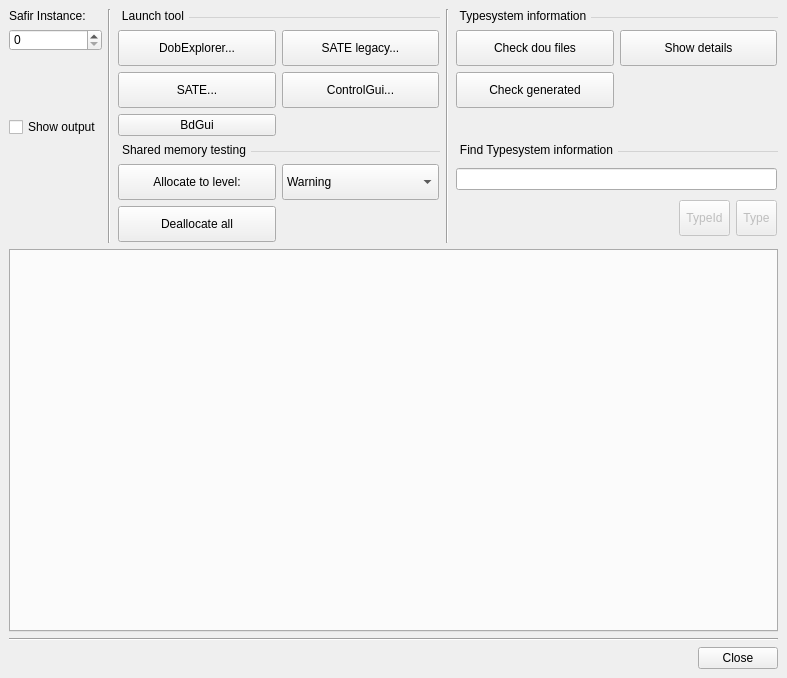
Before: the Qt Designer form src/util/tool_launcher/src/MainWindow.ui in SafirSDK/safir-sdk-core, drawn with Qt 5.
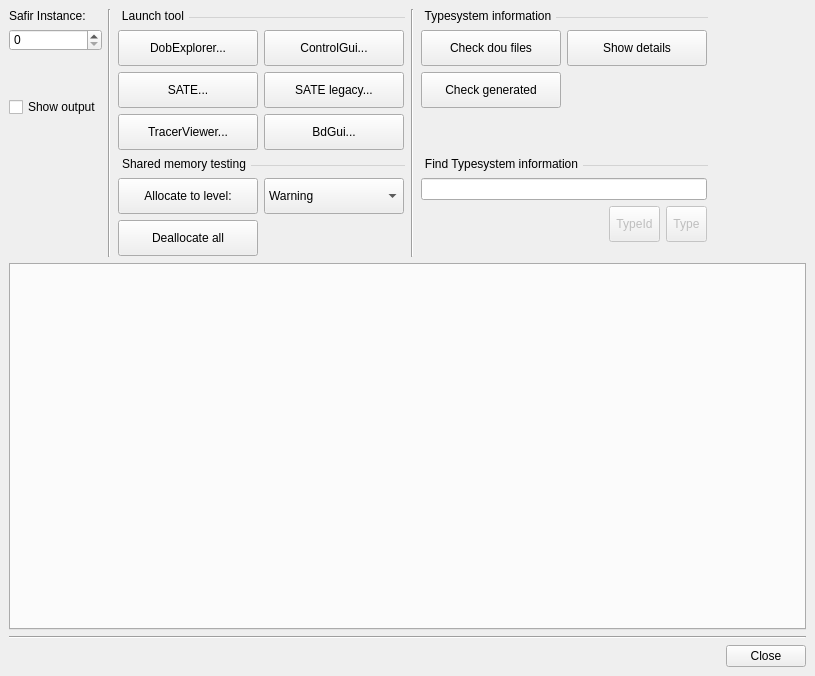
After: the same form once the commit is applied. Icons and pictures are not drawn.

Commit message: Update tool launcher with new tracer viewer app

What changed in the file:
```diff
--- a/src/util/tool_launcher/src/MainWindow.ui
+++ b/src/util/tool_launcher/src/MainWindow.ui
@@ -6,8 +6,8 @@
    <rect>
     <x>0</x>
     <y>0</y>
-    <width>787</width>
-    <height>678</height>
+    <width>815</width>
+    <height>676</height>
    </rect>
   </property>
   <property name="windowTitle">
@@ -29,9 +29,70 @@
 }</string>
   </property>
   <widget class="QWidget" name="centralwidget">
-   <layout class="QVBoxLayout" name="verticalLayout_3" stretch="1,100,0,0,0">
+   <layout class="QVBoxLayout" name="verticalLayout_3" stretch="0,1,0,0,0">
     <item>
-     <layout class="QGridLayout" name="gridLayout_5" rowstretch="1,1" columnstretch="0,0,1,0,1">
+     <layout class="QGridLayout" name="gridLayout_5" rowstretch="1,0" columnstretch="0,0,0,0,0,0">
+      <item row="0" column="0">
+       <layout class="QVBoxLayout" name="verticalLayout" stretch="0,0,0,0,100">
+        <item>
+         <widget class="QLabel" name="label">
+          <property name="toolTip">
+           <string>Launch the tool using the specified value for SAFIR_INSTANCE</string>
+          </property>
+          <property name="text">
+           <string>Safir Instance:</string>
+          </property>
+         </widget>
+        </item>
+        <item>
+         <widget class="QSpinBox" name="safirInstanceSpin">
+          <property name="maximum">
+           <number>999999999</number>
+          </property>
+         </widget>
+        </item>
+        <item>
+         <spacer name="verticalSpacer_2">
+          <property name="orientation">
+           <enum>Qt::Orientation::Vertical</enum>
+          </property>
+          <property name="sizeHint" stdset="0">
+           <size>
+            <width>20</width>
+            <height>40</height>
+           </size>
+          </property>
+         </spacer>
+        </item>
+        <item>
+         <widget class="QCheckBox" name="showOutputButton">
+          <property name="text">
+           <string>Show output</string>
+          </property>
+         </widget>
+        </item>
+        <item>
+         <spacer name="verticalSpacer_7">
+          <property name="orientation">
+           <enum>Qt::Orientation::Vertical</enum>
+          </property>
+          <property name="sizeHint" stdset="0">
+           <size>
+            <width>20</width>
+            <height>0</height>
+           </size>
+          </property>
+         </spacer>
+        </item>
+       </layout>
+      </item>
+      <item row="0" column="1" rowspan="2">
+       <widget class="Line" name="line">
+        <property name="orientation">
+         <enum>Qt::Orientation::Vertical</enum>
+        </property>
+       </widget>
+      </item>
       <item row="0" column="4">
        <widget class="QGroupBox" name="groupBox">
         <property name="title">
@@ -40,7 +101,7 @@
         <property name="flat">
          <bool>false</bool>
         </property>
-        <layout class="QGridLayout" name="gridLayout_2">
+        <layout class="QGridLayout" name="gridLayout_2" rowstretch="0,0,100">
          <property name="leftMargin">
           <number>0</number>
          </property>
@@ -55,9 +116,15 @@
          </property>
          <item row="0" column="1">
           <widget class="QPushButton" name="showTypesystemDetailsButton">
+           <property name="sizePolicy">
+            <sizepolicy hsizetype="MinimumExpanding" vsizetype="Fixed">
+             <horstretch>0</horstretch>
+             <verstretch>0</verstretch>
+            </sizepolicy>
+           </property>
            <property name="minimumSize">
             <size>
-             <width>0</width>
+             <width>140</width>
              <height>36</height>
             </size>
            </property>
@@ -71,9 +138,15 @@
          </item>
          <item row="1" column="0">
           <widget class="QPushButton" name="checkGeneratedButton">
+           <property name="sizePolicy">
+            <sizepolicy hsizetype="MinimumExpanding" vsizetype="Fixed">
+             <horstretch>0</horstretch>
+             <verstretch>0</verstretch>
+            </sizepolicy>
+           </property>
            <property name="minimumSize">
             <size>
-             <width>0</width>
+             <width>140</width>
              <height>36</height>
             </size>
            </property>
@@ -90,9 +163,15 @@
          </item>
          <item row="0" column="0">
           <widget class="QPushButton" name="checkDouFilesButton">
+           <property name="sizePolicy">
+            <sizepolicy hsizetype="MinimumExpanding" vsizetype="Fixed">
+             <horstretch>0</horstretch>
+             <verstretch>0</verstretch>
+            </sizepolicy>
+           </property>
            <property name="minimumSize">
             <size>
-             <width>0</width>
+             <width>140</width>
              <height>36</height>
             </size>
            </property>
@@ -109,6 +188,9 @@
            <property name="orientation">
             <enum>Qt::Orientation::Vertical</enum>
            </property>
+           <property name="sizeType">
+            <enum>QSizePolicy::Policy::MinimumExpanding</enum>
+           </property>
            <property name="sizeHint" stdset="0">
             <size>
              <width>20</width>
@@ -120,13 +202,6 @@
         </layout>
        </widget>
       </item>
-      <item row="0" column="1" rowspan="2">
-       <widget class="Line" name="line">
-        <property name="orientation">
-         <enum>Qt::Orientation::Vertical</enum>
-        </property>
-       </widget>
-      </item>
       <item row="1" column="4">
        <widget class="QGroupBox" name="groupBox_3">
         <property name="title">
@@ -215,138 +290,21 @@
            </property>
           </widget>
          </item>
-        </layout>
-       </widget>
-      </item>
-      <item row="0" column="0">
-       <layout class="QVBoxLayout" name="verticalLayout">
-        <item>
-         <widget class="QLabel" name="label">
-          <property name="toolTip">
-           <string>Launch the tool using the specified value for SAFIR_INSTANCE</string>
-          </property>
-          <property name="text">
-           <string>Safir Instance:</string>
-          </property>
-         </widget>
-        </item>
-        <item>
-         <widget class="QSpinBox" name="safirInstanceSpin">
-          <property name="maximum">
-           <number>999999999</number>
-          </property>
-         </widget>
-        </item>
-        <item>
-         <spacer name="verticalSpacer_2">
-          <property name="orientation">
-           <enum>Qt::Orientation::Vertical</enum>
-          </property>
-          <property name="sizeHint" stdset="0">
-           <size>
-            <width>20</width>
-            <height>40</height>
-           </size>
-          </property>
-         </spacer>
-        </item>
-        <item>
-         <widget class="QCheckBox" name="showOutputButton">
-          <property name="text">
-           <string>Show output</string>
-          </property>
-         </widget>
-        </item>
-       </layout>
-      </item>
-      <item row="1" column="2">
-       <widget class="QGroupBox" name="groupBox_4">
-        <property name="title">
-         <string>Shared memory testing</string>
-        </property>
-        <property name="flat">
-         <bool>false</bool>
-        </property>
-        <layout class="QGridLayout" name="gridLayout_4">
-         <property name="leftMargin">
-          <number>0</number>
-         </property>
-         <property name="topMargin">
-          <number>12</number>
-         </property>
-         <property name="rightMargin">
-          <number>0</number>
-         </property>
-         <property name="bottomMargin">
-          <number>0</number>
-         </property>
-         <item row="1" column="0">
-          <widget class="QPushButton" name="deallocateButton">
-           <property name="minimumSize">
-            <size>
-             <width>0</width>
-             <height>36</height>
-            </size>
+         <item row="2" column="0">
+          <spacer name="verticalSpacer_6">
+           <property name="orientation">
+            <enum>Qt::Orientation::Vertical</enum>
            </property>
-           <property name="toolTip">
-            <string>Check that dou-files are correct and also find any mismatch between
-the dou-files and the types found in the generated libraries. This option
-will use the dou-files and generated libraries found by the current
-configuration.</string>
+           <property name="sizeType">
+            <enum>QSizePolicy::Policy::MinimumExpanding</enum>
            </property>
-           <property name="text">
-            <string>Deallocate all</string>
-           </property>
-          </widget>
-         </item>
-         <item row="0" column="1">
-          <widget class="QComboBox" name="allocationLevelCombo">
-           <property name="minimumSize">
+           <property name="sizeHint" stdset="0">
             <size>
-             <width>0</width>
-             <height>36</height>
+             <width>20</width>
+             <height>0</height>
             </size>
            </property>
-           <property name="currentText">
-            <string>Warning</string>
-           </property>
-           <item>
-            <property name="text">
-             <string>Warning</string>
-            </property>
-           </item>
-           <item>
-            <property name="text">
-             <string>Low</string>
-            </property>
-           </item>
-           <item>
-            <property name="text">
-             <string>VeryLow</string>
-            </property>
-           </item>
-           <item>
-            <property name="text">
-             <string>ExtremelyLow</string>
-            </property>
-           </item>
-          </widget>
-         </item>
-         <item row="0" column="0">
-          <widget class="QPushButton" name="allocateButton">
-           <property name="minimumSize">
-            <size>
-             <width>0</width>
-             <height>36</height>
-            </size>
-           </property>
-           <property name="toolTip">
-            <string>Run dots_configuration_check</string>
-           </property>
-           <property name="text">
-            <string>Allocate to level:</string>
-           </property>
-          </widget>
+          </spacer>
          </item>
         </layout>
        </widget>
@@ -356,7 +314,7 @@
         <property name="title">
          <string>Launch tool</string>
         </property>
-        <layout class="QGridLayout" name="gridLayout_3">
+        <layout class="QGridLayout" name="gridLayout_3" rowstretch="0,0,0,100">
          <property name="leftMargin">
           <number>0</number>
          </property>
@@ -369,11 +327,58 @@
          <property name="bottomMargin">
           <number>0</number>
          </property>
-         <item row="1" column="1">
+         <item row="2" column="0">
+          <widget class="QPushButton" name="launchTracerViewerButton">
+           <property name="sizePolicy">
+            <sizepolicy hsizetype="MinimumExpanding" vsizetype="Fixed">
+             <horstretch>0</horstretch>
+             <verstretch>0</verstretch>
+            </sizepolicy>
+           </property>
+           <property name="minimumSize">
+            <size>
+             <width>140</width>
+             <height>36</height>
+            </size>
+           </property>
+           <property name="text">
+            <string>TracerViewer...</string>
+           </property>
+          </widget>
+         </item>
+         <item row="1" column="0">
+          <widget class="QPushButton" name="launchSateButton">
+           <property name="sizePolicy">
+            <sizepolicy hsizetype="MinimumExpanding" vsizetype="Fixed">
+             <horstretch>0</horstretch>
+             <verstretch>0</verstretch>
+            </sizepolicy>
+           </property>
+           <property name="minimumSize">
+            <size>
+             <width>140</width>
+             <height>36</height>
+            </size>
+           </property>
+           <property name="toolTip">
+            <string>Launch sate</string>
+           </property>
+           <property name="text">
+            <string>SATE...</string>
+           </property>
+          </widget>
+         </item>
+         <item row="0" column="1">
           <widget class="QPushButton" name="launchControlGuiButton">
+           <property name="sizePolicy">
+            <sizepolicy hsizetype="MinimumExpanding" vsizetype="Fixed">
+             <horstretch>0</horstretch>
+             <verstretch>0</verstretch>
+            </sizepolicy>
+           </property>
            <property name="minimumSize">
             <size>
-             <width>0</width>
+             <width>140</width>
              <height>36</height>
             </size>
            </property>
@@ -385,27 +390,17 @@
            </property>
           </widget>
          </item>
-         <item row="0" column="1">
-          <widget class="QPushButton" name="launchSateLegacyButton">
-           <property name="minimumSize">
-            <size>
-             <width>0</width>
-             <height>36</height>
-            </size>
-           </property>
-           <property name="toolTip">
-            <string>Launch sate_legacy</string>
-           </property>
-           <property name="text">
-            <string>SATE legacy...</string>
-           </property>
-          </widget>
-         </item>
          <item row="0" column="0">
           <widget class="QPushButton" name="launchDobExplorerButton">
+           <property name="sizePolicy">
+            <sizepolicy hsizetype="MinimumExpanding" vsizetype="Fixed">
+             <horstretch>0</horstretch>
+             <verstretch>0</verstretch>
+            </sizepolicy>
+           </property>
            <property name="minimumSize">
             <size>
-             <width>0</width>
+             <width>140</width>
              <height>36</height>
             </size>
            </property>
@@ -417,11 +412,17 @@
            </property>
           </widget>
          </item>
-         <item row="1" column="0">
-          <widget class="QPushButton" name="launchSateButton">
+         <item row="1" column="1">
+          <widget class="QPushButton" name="launchSateLegacyButton">
+           <property name="sizePolicy">
+            <sizepolicy hsizetype="MinimumExpanding" vsizetype="Fixed">
+             <horstretch>0</horstretch>
+             <verstretch>0</verstretch>
+            </sizepolicy>
+           </property>
            <property name="minimumSize">
             <size>
-             <width>0</width>
+             <width>140</width>
              <height>36</height>
             </size>
            </property>
@@ -429,20 +430,48 @@
             <string>Launch sate</string>
            </property>
            <property name="text">
-            <string>SATE...</string>
+            <string>SATE legacy...</string>
            </property>
           </widget>
          </item>
-         <item row="2" column="0">
+         <item row="2" column="1">
           <widget class="QPushButton" name="launchBdGuiButton">
+           <property name="sizePolicy">
+            <sizepolicy hsizetype="MinimumExpanding" vsizetype="Fixed">
+             <horstretch>0</horstretch>
+             <verstretch>0</verstretch>
+            </sizepolicy>
+           </property>
+           <property name="minimumSize">
+            <size>
+             <width>140</width>
+             <height>36</height>
+            </size>
+           </property>
            <property name="toolTip">
             <string>Launch safir_bd_gui</string>
            </property>
            <property name="text">
-            <string>BdGui</string>
+            <string>BdGui...</string>
            </property>
           </widget>
          </item>
+         <item row="3" column="0">
+          <spacer name="verticalSpacer_4">
+           <property name="orientation">
+            <enum>Qt::Orientation::Vertical</enum>
+           </property>
+           <property name="sizeType">
+            <enum>QSizePolicy::Policy::MinimumExpanding</enum>
+           </property>
+           <property name="sizeHint" stdset="0">
+            <size>
+             <width>20</width>
+             <height>0</height>
+            </size>
+           </property>
+          </spacer>
+         </item>
         </layout>
        </widget>
       </item>
@@ -453,6 +482,145 @@
         </property>
        </widget>
       </item>
+      <item row="1" column="2">
+       <widget class="QGroupBox" name="groupBox_4">
+        <property name="title">
+         <string>Shared memory testing</string>
+        </property>
+        <property name="flat">
+         <bool>false</bool>
+        </property>
+        <layout class="QGridLayout" name="gridLayout_4" rowstretch="0,0,100">
+         <property name="leftMargin">
+          <number>0</number>
+         </property>
+         <property name="topMargin">
+          <number>12</number>
+         </property>
+         <property name="rightMargin">
+          <number>0</number>
+         </property>
+         <property name="bottomMargin">
+          <number>0</number>
+         </property>
+         <item row="0" column="1">
+          <widget class="QComboBox" name="allocationLevelCombo">
+           <property name="sizePolicy">
+            <sizepolicy hsizetype="MinimumExpanding" vsizetype="Fixed">
+             <horstretch>0</horstretch>
+             <verstretch>0</verstretch>
+            </sizepolicy>
+           </property>
+           <property name="minimumSize">
+            <size>
+             <width>140</width>
+             <height>36</height>
+            </size>
+           </property>
+           <property name="currentText">
+            <string>Warning</string>
+           </property>
+           <item>
+            <property name="text">
+             <string>Warning</string>
+            </property>
+           </item>
+           <item>
+            <property name="text">
+             <string>Low</string>
+            </property>
+           </item>
+           <item>
+            <property name="text">
+             <string>VeryLow</string>
+            </property>
+           </item>
+           <item>
+            <property name="text">
+             <string>ExtremelyLow</string>
+            </property>
+           </item>
+          </widget>
+         </item>
+         <item row="0" column="0">
+          <widget class="QPushButton" name="allocateButton">
+           <property name="sizePolicy">
+            <sizepolicy hsizetype="MinimumExpanding" vsizetype="Fixed">
+             <horstretch>0</horstretch>
+             <verstretch>0</verstretch>
+            </sizepolicy>
+           </property>
+           <property name="minimumSize">
+            <size>
+             <width>130</width>
+             <height>36</height>
+            </size>
+           </property>
+           <property name="toolTip">
+            <string>Run dots_configuration_check</string>
+           </property>
+           <property name="text">
+            <string>Allocate to level:</string>
+           </property>
+          </widget>
+         </item>
+         <item row="1" column="0">
+          <widget class="QPushButton" name="deallocateButton">
+           <property name="sizePolicy">
+            <sizepolicy hsizetype="MinimumExpanding" vsizetype="Fixed">
+             <horstretch>0</horstretch>
+             <verstretch>0</verstretch>
+            </sizepolicy>
+           </property>
+           <property name="minimumSize">
+            <size>
+             <width>130</width>
+             <height>36</height>
+            </size>
+           </property>
+           <property name="toolTip">
+            <string>Check that dou-files are correct and also find any mismatch between
+the dou-files and the types found in the generated libraries. This option
+will use the dou-files and generated libraries found by the current
+configuration.</string>
+           </property>
+           <property name="text">
+            <string>Deallocate all</string>
+           </property>
+          </widget>
+         </item>
+         <item row="2" column="0">
+          <spacer name="verticalSpacer_5">
+           <property name="orientation">
+            <enum>Qt::Orientation::Vertical</enum>
+           </property>
+           <property name="sizeType">
+            <enum>QSizePolicy::Policy::MinimumExpanding</enum>
+           </property>
+           <property name="sizeHint" stdset="0">
+            <size>
+             <width>20</width>
+             <height>0</height>
+            </size>
+           </property>
+          </spacer>
+         </item>
+        </layout>
+       </widget>
+      </item>
+      <item row="0" column="5">
+       <spacer name="horizontalSpacer">
+        <property name="orientation">
+         <enum>Qt::Orientation::Horizontal</enum>
+        </property>
+        <property name="sizeHint" stdset="0">
+         <size>
+          <width>0</width>
+          <height>20</height>
+         </size>
+        </property>
+       </spacer>
+      </item>
      </layout>
     </item>
     <item>
```
Left out of the diff: 34 changed lines with no effect on the pictures. The commit also changes 4 other files.
